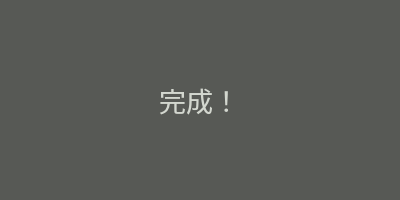
FangCunWuChang/DeepVocal-Mark-Tool, file DVMT/AuPlot/lockdialog.ui: the form before one commit.
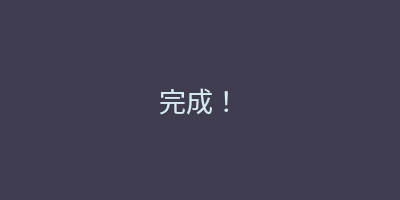
The form after the commit.

```diff
--- a/DVMT/AuPlot/lockdialog.ui
+++ b/DVMT/AuPlot/lockdialog.ui
@@ -26,7 +26,7 @@
    <string>Lock</string>
   </property>
   <property name="styleSheet">
-   <string notr="true">background-color: rgba(85, 87, 83,200);</string>
+   <string notr="true">background-color: rgba(61,59,79,200);</string>
   </property>
   <widget class="QLabel" name="label">
    <property name="geometry">
@@ -43,7 +43,7 @@
     </font>
    </property>
    <property name="styleSheet">
-    <string notr="true">color: rgb(211, 215, 207);</string>
+    <string notr="true">color: rgb(214,236,240);</string>
    </property>
    <property name="text">
     <string>完成！</string>
```
